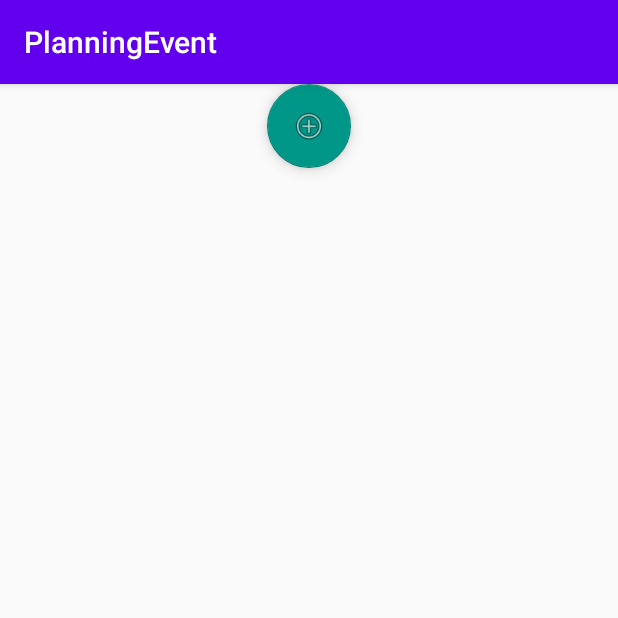
After one commit to Nathan-Te/PlanningEvent, an Android app: the EventsManager screen opened directly, with no data from a screen before it, on a phone screen of 412 x 824 dp, the top half of it. The commit adds this screen. Run offline under Robolectric (Android 15) with nearby library versions, the phone set to English and light mode, and no system bars.

Commit message:
Nouvelle activité

```diff
--- a/app/build.gradle
+++ b/app/build.gradle
@@ -32,6 +32,7 @@ dependencies {
     implementation 'androidx.appcompat:appcompat:1.4.1'
     implementation 'com.google.android.material:material:1.4.0'
     implementation 'androidx.constraintlayout:constraintlayout:2.1.2'
+    implementation 'com.google.android.gms:play-services-maps:18.0.2'
     testImplementation 'junit:junit:4.+'
     androidTestImplementation 'androidx.test.ext:junit:1.1.3'
     androidTestImplementation 'androidx.test.espresso:espresso-core:3.4.0'
--- a/app/src/main/AndroidManifest.xml
+++ b/app/src/main/AndroidManifest.xml
@@ -10,6 +10,9 @@
         android:supportsRtl="true"
         android:theme="@style/Theme.PlanningEvent">
         <activity
+            android:name=".EventsManager"
+            android:exported="false" />
+        <activity
             android:name=".MainActivity"
             android:exported="true">
             <intent-filter>
--- /dev/null
+++ b/app/src/main/java/com/example/planningevent/EventsManager.java
@@ -0,0 +1,14 @@
+package com.example.planningevent;
+
+import androidx.appcompat.app.AppCompatActivity;
+
+import android.os.Bundle;
+
+public class EventsManager extends AppCompatActivity {
+
+    @Override
+    protected void onCreate(Bundle savedInstanceState) {
+        super.onCreate(savedInstanceState);
+        setContentView(R.layout.activity_events_manager);
+    }
+}
--- a/app/src/main/java/com/example/planningevent/MainActivity.java
+++ b/app/src/main/java/com/example/planningevent/MainActivity.java
@@ -1,8 +1,10 @@
 package com.example.planningevent;
 
 import androidx.appcompat.app.AppCompatActivity;
-
+import android.content.Intent;
+import android.widget.Button;
 import android.os.Bundle;
+import android.view.View;
 
 public class MainActivity extends AppCompatActivity {
 
@@ -10,5 +12,15 @@ public class MainActivity extends AppCompatActivity {
     protected void onCreate(Bundle savedInstanceState) {
         super.onCreate(savedInstanceState);
         setContentView(R.layout.activity_main);
+
+        final Button login = findViewById(R.id.button);
+        login.setOnClickListener(new View.OnClickListener(){
+            public void onClick(View v){
+                Intent EventsManagerIntent = new Intent(MainActivity.this, EventsManager.class);
+                startActivity(EventsManagerIntent);
+            }
+        });
     }
+
+
 }
--- /dev/null
+++ b/app/src/main/res/layout/activity_events_manager.xml
@@ -0,0 +1,24 @@
+<?xml version="1.0" encoding="utf-8"?>
+<androidx.constraintlayout.widget.ConstraintLayout xmlns:android="http://schemas.android.com/apk/res/android"
+    xmlns:app="http://schemas.android.com/apk/res-auto"
+    xmlns:tools="http://schemas.android.com/tools"
+    android:layout_width="match_parent"
+    android:layout_height="match_parent"
+    tools:context=".EventsManager">
+
+    <com.google.android.material.floatingactionbutton.FloatingActionButton
+        android:id="@+id/floatingActionButton"
+        android:layout_width="wrap_content"
+        android:layout_height="wrap_content"
+        android:layout_marginStart="178dp"
+        android:layout_marginEnd="178dp"
+        android:backgroundTint="#009688"
+        android:clickable="true"
+        app:layout_constraintEnd_toEndOf="parent"
+        app:layout_constraintHorizontal_bias="0.0"
+        app:layout_constraintStart_toStartOf="parent"
+        app:srcCompat="@android:drawable/ic_menu_add"
+        tools:ignore="SpeakableTextPresentCheck"
+        tools:layout_editor_absoluteY="602dp" />
+
+</androidx.constraintlayout.widget.ConstraintLayout>
```
Also changed, not shown: 1 other file.
